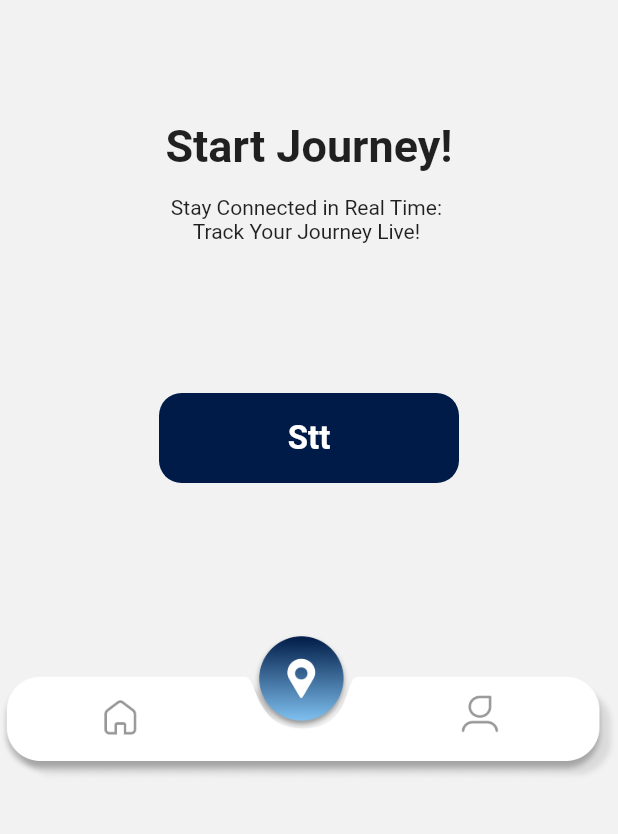
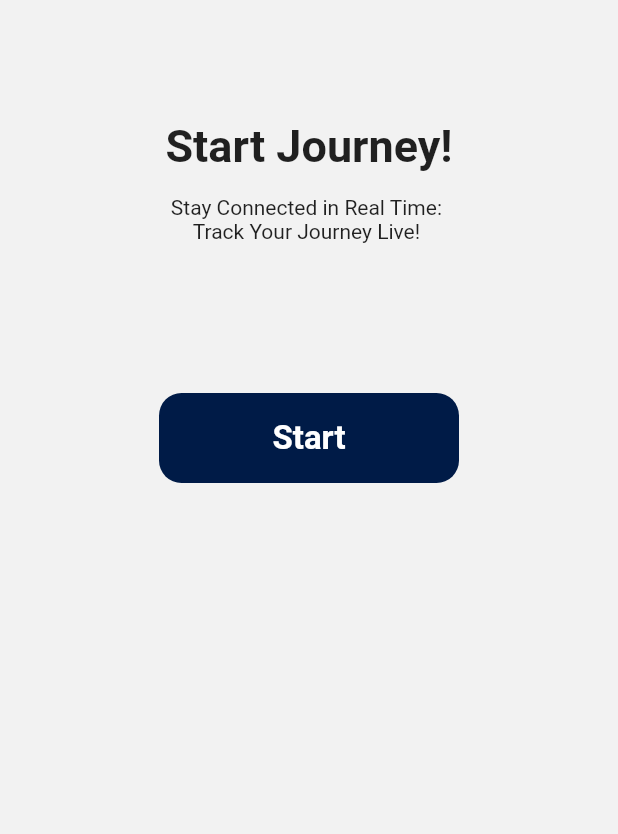
Before and after one commit to FYP-RBT/NextBus--Driver, a Flutter app: the StartJourney screen opened directly, on a phone screen of 412 x 824 dp, the part 225-1059 px from its top. Run offline on Flutter 3.47's test engine with Material 2 defaults, Android fonts, the phone set to English and light mode, and no system bars.

Commit message:
remove navBar

```diff
--- a/nextbus_driver/lib/pages/startJourneyPage.dart
+++ b/nextbus_driver/lib/pages/startJourneyPage.dart
@@ -49,14 +49,10 @@ class _StartJourneyState extends State<StartJourney> {
               const SizedBox(
                 height: 100,
               ),
-              MyButton(onTap: () {}, childText: 'Stt', width: 200),
+              MyButton(onTap: () {}, childText: 'Start', width: 200),
               const SizedBox(
-                height: 100,
+                height: 200,
               ),
-              Image.asset('images/navBar.png'),
-
-
-
 
 
 
```
Also changed, not shown: nextbus_driver/images/navBar.png (deleted).
